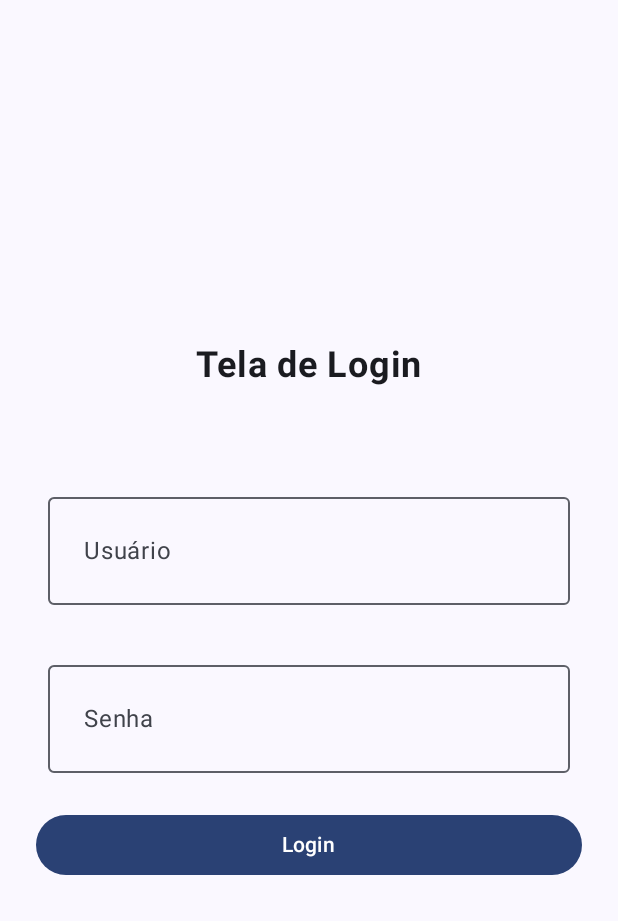
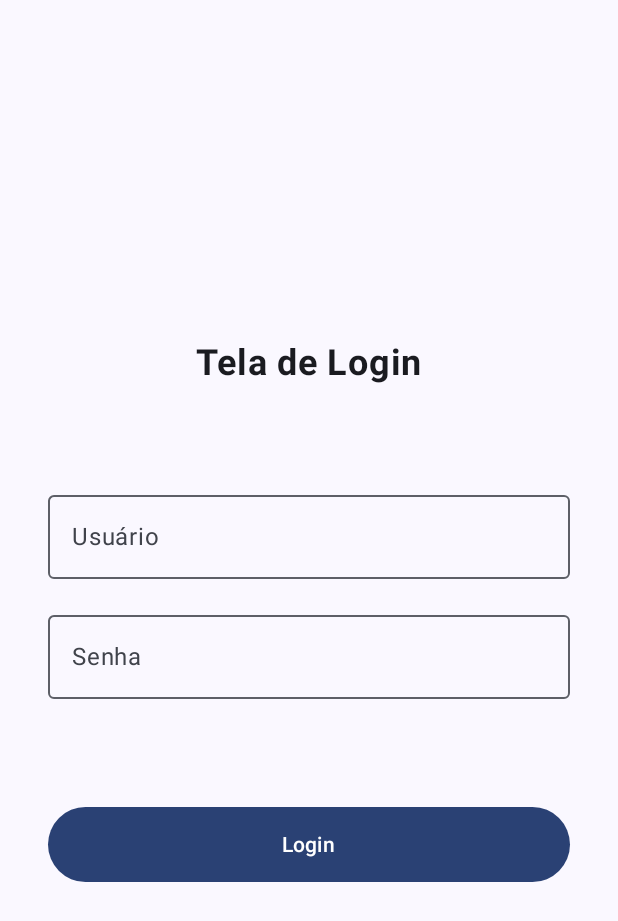
Before and after one commit to gabrielllsp/chat-firebasse, an Android app built with Jetpack Compose: the screen it shows after launch (MainActivity), after a tap on "Login", on a phone screen of 412 x 824 dp. Shown: the top 921 px of the screen. Run offline under Robolectric (Android 15) with nearby library versions, the phone set to English and light mode, and no system bars; our stand-ins replace Firebase (no records; nobody signed in at launch, a user with empty details on screens opened directly).

Commit message:
First commit

```diff
--- a/app/src/main/java/com/pedromoura/chatfirebase/presentation/login/LoginScreen.kt
+++ b/app/src/main/java/com/pedromoura/chatfirebase/presentation/login/LoginScreen.kt
@@ -4,6 +4,7 @@ import androidx.compose.foundation.layout.Arrangement
 import androidx.compose.foundation.layout.Column
 import androidx.compose.foundation.layout.fillMaxSize
 import androidx.compose.foundation.layout.fillMaxWidth
+import androidx.compose.foundation.layout.height
 import androidx.compose.foundation.layout.padding
 import androidx.compose.foundation.text.KeyboardOptions
 import androidx.compose.material3.Button
@@ -17,12 +18,15 @@ import androidx.compose.runtime.remember
 import androidx.compose.runtime.setValue
 import androidx.compose.ui.Alignment
 import androidx.compose.ui.Modifier
+import androidx.compose.ui.platform.LocalContext
 import androidx.compose.ui.text.font.FontWeight
 import androidx.compose.ui.text.input.KeyboardType
+import androidx.compose.ui.text.input.PasswordVisualTransformation
 import androidx.compose.ui.text.style.TextAlign
 import androidx.compose.ui.tooling.preview.Preview
 import androidx.compose.ui.unit.dp
 import androidx.compose.ui.unit.sp
+import androidx.lifecycle.viewmodel.compose.viewModel
 import androidx.navigation.NavController
 import androidx.navigation.compose.rememberNavController
 import com.pedromoura.chatfirebase.presentation.navigation.Screen
@@ -30,7 +34,14 @@ import com.pedromoura.chatfirebase.ui.theme.ChatFirebaseTheme
 
 @OptIn(ExperimentalMaterial3Api::class)
 @Composable
-fun LoginScreen(modifier: Modifier = Modifier, navController: NavController) {
+fun LoginScreen(
+    modifier: Modifier = Modifier,
+    loginScreenViewModel: LoginScreenViewModel = viewModel(
+        factory = LoginViewModelFactory(
+            LocalContext.current
+        )
+    ), navController: NavController
+) {
     var userName by remember { mutableStateOf("") }
     var password by remember { mutableStateOf("") }
 
@@ -53,16 +64,14 @@ fun LoginScreen(modifier: Modifier = Modifier, navController: NavController) {
             label = {
                 Text(
                     text = "Usuário",
-                    modifier = modifier
-                        .fillMaxWidth()
-                        .padding(8.dp),
+                    modifier = modifier,
                     textAlign = TextAlign.Start
                 )
             },
             keyboardOptions = KeyboardOptions(keyboardType = KeyboardType.Text),
             modifier = modifier
                 .fillMaxWidth()
-                .padding(16.dp)
+                .padding(start = 16.dp, end = 16.dp, top = 16.dp)
         )
 
         OutlinedTextField(
@@ -71,12 +80,11 @@ fun LoginScreen(modifier: Modifier = Modifier, navController: NavController) {
             label = {
                 Text(
                     text = "Senha",
-                    modifier = modifier
-                        .fillMaxWidth()
-                        .padding(8.dp),
+                    modifier = modifier,
                     textAlign = TextAlign.Start
                 )
             },
+            visualTransformation = PasswordVisualTransformation(),
             keyboardOptions = KeyboardOptions(keyboardType = KeyboardType.Password),
             modifier = modifier
                 .fillMaxWidth()
@@ -84,13 +92,15 @@ fun LoginScreen(modifier: Modifier = Modifier, navController: NavController) {
         )
         Button(modifier = modifier
             .fillMaxWidth()
-            .padding(8.dp),
-            onClick = {Screen.Chat.route }) {
+            .padding(start = 16.dp, end = 16.dp, top = 56.dp, bottom = 8.dp)
+            .height(50.dp),
+            onClick = {
+                loginScreenViewModel.saveLoginCredentials(userName, password)
+                Screen.Chat.route
+            }) {
             Text(text = "Login")
-
         }
     }
-
 }
 
 @Preview(showBackground = true)
--- /dev/null
+++ b/app/src/main/java/com/pedromoura/chatfirebase/presentation/login/LoginScreenViewModel.kt
@@ -0,0 +1,44 @@
+package com.pedromoura.chatfirebase.presentation.login
+
+import android.content.Context
+import android.content.SharedPreferences
+import androidx.lifecycle.ViewModel
+import androidx.lifecycle.ViewModelProvider
+import androidx.lifecycle.viewModelScope
+import kotlinx.coroutines.launch
+
+class LoginScreenViewModel(private val context: Context) : ViewModel() {
+
+    private val sharedPreferences: SharedPreferences =
+        context.getSharedPreferences("login_prefs", Context.MODE_PRIVATE)
+
+    var userId: String = ""
+    var username: String = ""
+    var password: String = ""
+
+    fun saveLoginCredentials(username: String, password: String) {
+        userId = if (username == "userone") {
+            "1"
+        } else {
+            "2"
+        }
+
+        viewModelScope.launch {
+            with(sharedPreferences.edit()) {
+                putString("userId", userId)
+                putString("username", username)
+                putString("password", password)
+                apply()
+            }
+        }
+    }
+}
+
+class LoginViewModelFactory(private val context: Context) : ViewModelProvider.Factory {
+    override fun <T : ViewModel> create(modelClass: Class<T>): T {
+        if (modelClass.isAssignableFrom(LoginScreenViewModel::class.java)) {
+            return LoginScreenViewModel(context) as T
+        }
+        throw IllegalArgumentException("ViewModel")
+    }
+}
--- a/app/src/main/java/com/pedromoura/chatfirebase/presentation/navigation/NavGraph.kt
+++ b/app/src/main/java/com/pedromoura/chatfirebase/presentation/navigation/NavGraph.kt
@@ -4,6 +4,7 @@ import androidx.compose.runtime.Composable
 import androidx.navigation.compose.NavHost
 import androidx.navigation.compose.composable
 import androidx.navigation.compose.rememberNavController
+import com.pedromoura.chatfirebase.presentation.chat.ChatScreen
 import com.pedromoura.chatfirebase.presentation.login.LoginScreen
 
 sealed class Screen(val route: String) {
@@ -18,6 +19,6 @@ fun NavGraph(startDestination: String = Screen.Login.route) {
 
     NavHost(navController = navController, startDestination = startDestination) {
         composable(Screen.Login.route) { LoginScreen(navController = navController)}
-        composable(Screen.Chat.route) {}
+        composable(Screen.Chat.route) { ChatScreen()}
     }
 }
```
Also changed, not shown: app/src/main/java/com/pedromoura/chatfirebase/data/model/Message.kt (added, +10 -0 lines), app/src/main/java/com/pedromoura/chatfirebase/presentation/chat/ChatScreen.kt (added, +82 -0 lines).
